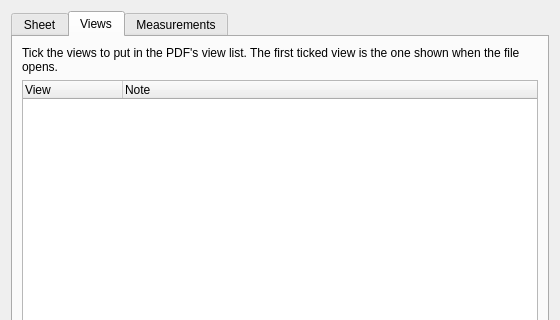
This is ui/Pdf3D/Pdf3DExportDialog.ui in sharjith/ModelViewer-Qt as Qt 5 draws it before an edit; both pictures show x 0 to 560 and y 0 to 320 of the 560 by 520 pixel window. The edited form follows.
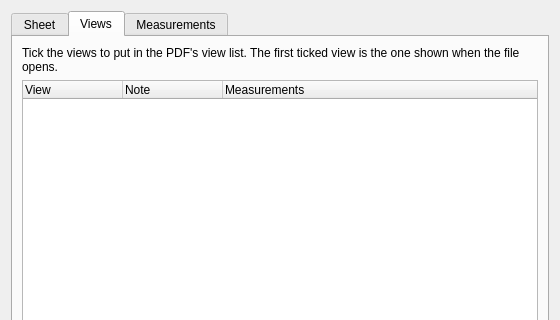
This is the edited form. The open tabs and pages were chosen to show the change.

The edit to the form file:
```diff
--- a/ui/Pdf3D/Pdf3DExportDialog.ui
+++ b/ui/Pdf3D/Pdf3DExportDialog.ui
@@ -181,6 +181,11 @@
            <string>Note</string>
           </property>
          </column>
+         <column>
+          <property name="text">
+           <string>Measurements</string>
+          </property>
+         </column>
         </widget>
        </item>
        <item>
```
